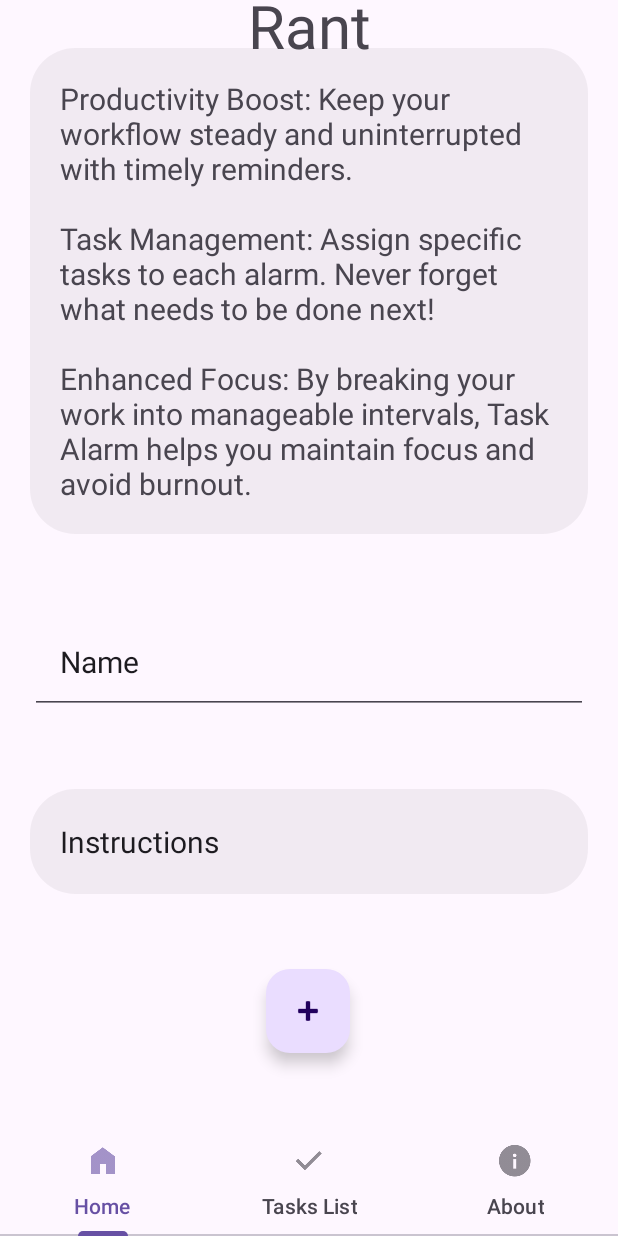
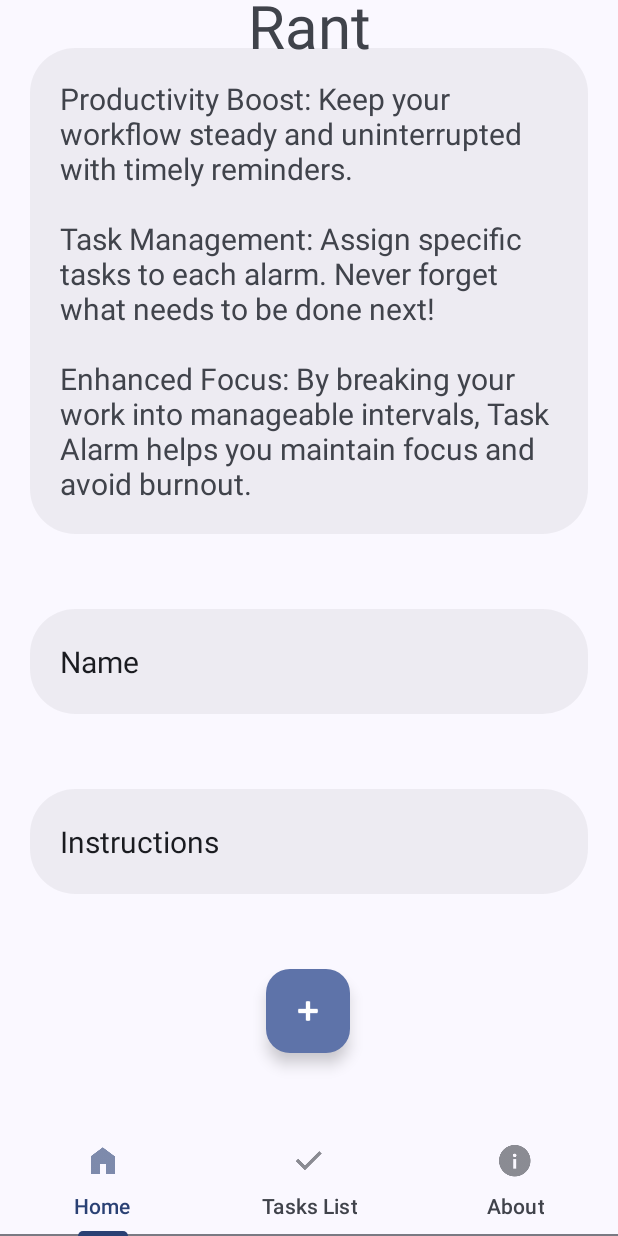
Before and after one commit to Skyghost090/Rant, an Android app: the screen it shows after launch (MainActivity), after a tap on an icon or button, on a phone screen of 412 x 824 dp. Run offline under Robolectric (Android 15) with nearby library versions, the phone set to English and light mode, and no system bars.

Commit message:
Add files via upload

```diff
--- a/app/src/main/java/com/rant/MainActivity.kt
+++ b/app/src/main/java/com/rant/MainActivity.kt
@@ -1,26 +1,26 @@
 package com.rant
 
-import android.app.NotificationChannel
-import android.app.NotificationManager
-import android.content.Context
+import android.content.Intent
+import android.content.pm.ActivityInfo
 import android.content.res.Configuration
 import android.os.Bundle
+import android.view.View
 import android.widget.EditText
+import android.widget.ImageView
 import android.widget.TextView
-import android.widget.Toast
 import androidx.activity.enableEdgeToEdge
 import androidx.appcompat.app.AppCompatActivity
-import androidx.core.app.NotificationCompat
+import androidx.core.content.ContextCompat
 import androidx.core.view.ViewCompat
 import androidx.core.view.WindowInsetsCompat
+import androidx.core.view.isVisible
 import com.google.android.material.floatingactionbutton.FloatingActionButton
-import com.jaredrummler.ktsh.Shell
-
+import com.google.android.material.tabs.TabLayout
 
 class MainActivity : AppCompatActivity() {
     override fun onCreate(savedInstanceState: Bundle?) {
-
         super.onCreate(savedInstanceState)
+        setRequestedOrientation(ActivityInfo.SCREEN_ORIENTATION_PORTRAIT);
         enableEdgeToEdge()
         setContentView(R.layout.activity_main)
         ViewCompat.setOnApplyWindowInsetsListener(findViewById(R.id.main)) { v, insets ->
@@ -31,30 +31,69 @@ class MainActivity : AppCompatActivity() {
         val floatButton_ = findViewById<FloatingActionButton>(R.id.floatingActionButton2)
         val instructionText_ = findViewById<EditText>(R.id.instrucionText)
         val motivationText_ = findViewById<TextView>(R.id.textView)
+        val titleText_ = findViewById<EditText>(R.id.titleText)
+        val tablayout = findViewById<TabLayout>(R.id.tabLayout)
+        val githubAutor = findViewById<ImageView>(R.id.imageView)
+        val appTitle_ = findViewById<TextView>(R.id.textView2)
+
+        fun startNotification(){
+            val serviceIntent = Intent(this, notificationService::class.java)
+            ContextCompat.startForegroundService(this, serviceIntent)
+        }
+        startNotification()
 
         if ((resources.configuration.uiMode and Configuration.UI_MODE_NIGHT_MASK) == Configuration.UI_MODE_NIGHT_YES){
             instructionText_.setBackgroundResource(R.drawable.edittextdark)
             motivationText_.setBackgroundResource(R.drawable.edittextdark)
+            titleText_.setBackgroundResource(R.drawable.edittextdark)
         } else {
             instructionText_.setBackgroundResource(R.drawable.edittextlight)
             motivationText_.setBackgroundResource(R.drawable.edittextlight)
+            titleText_.setBackgroundResource(R.drawable.edittextlight)
         }
 
         floatButton_.setOnClickListener{
-            val notification_ = getSystemService(Context.NOTIFICATION_SERVICE) as NotificationManager
-            val ChannelID = "id"
-            val notificationChannel = NotificationChannel(ChannelID,
-                "Rant",
-                NotificationManager.IMPORTANCE_DEFAULT);
-            notification_.createNotificationChannel(notificationChannel);
+            val sharedPrefs = getSharedPreferences("tasks", MODE_PRIVATE)
+            val tasksPrefs = sharedPrefs.edit()
+            tasksPrefs.putString(titleText_.text.toString(),instructionText_.text.toString())
+            tasksPrefs.apply()
+        }
 
-            val builder = NotificationCompat.Builder(this, ChannelID);
+        fun detectTab() {
+            when(tablayout.selectedTabPosition) {
+                0 -> {
+                    appTitle_.isVisible = true
+                    titleText_.isVisible = true
+                    githubAutor.isVisible = false
+                    instructionText_.isVisible = true
+                    floatButton_.setImageResource(android.R.drawable.ic_input_add)
+                    motivationText_.setText(R.string.motivation_text)
+                    motivationText_.textAlignment = View.TEXT_ALIGNMENT_VIEW_START
+                }
+                1 -> {
+                    startActivity(Intent(this, tasksList::class.java).addFlags(Intent.FLAG_ACTIVITY_NO_ANIMATION).apply {
+                        putExtra("keyIdentifier", "value")
+                    })
+                    tablayout.selectTab(tablayout.getTabAt(0))
+                }
+                2 -> {
+                    appTitle_.isVisible = false
+                    titleText_.isVisible = false
+                    instructionText_.isVisible = false
+                    githubAutor.isVisible = true
+                    floatButton_.setImageResource(R.drawable.ic_action_github)
+                    motivationText_.setText(R.string.about_text)
+                    motivationText_.textAlignment = View.TEXT_ALIGNMENT_CENTER
+                }
+            }
+        }
 
-            builder.setSmallIcon(R.drawable.ic_launcher_background)
-                .setContentTitle("Tasks").setContentText("${instructionText_.text}")
-                .setOngoing(true)
-                .setAutoCancel(false)
-            notification_.notify(1, builder.build())
-        }
+        detectTab()
+
+        tablayout.addOnTabSelectedListener(object : TabLayout.OnTabSelectedListener {
+            override fun onTabSelected(tab: TabLayout.Tab) {detectTab()}
+            override fun onTabUnselected(tab: TabLayout.Tab) {detectTab()}
+            override fun onTabReselected(tab: TabLayout.Tab) {detectTab()}
+        })
     }
 }
--- /dev/null
+++ b/app/src/main/java/com/rant/Style.kt
@@ -0,0 +1,12 @@
+package com.rant
+
+import android.app.Application
+import com.google.android.material.color.DynamicColors
+
+class Style : Application() {
+    override fun onCreate() {
+        super.onCreate()
+        DynamicColors.applyToActivitiesIfAvailable(this)
+    }
+
+}
--- /dev/null
+++ b/app/src/main/java/com/rant/tasks.kt
@@ -0,0 +1,3 @@
+package com.rant
+
+data class tasks(val name: String, val instruction_: String)
```
Also changed, not shown: app/src/main/java/com/rant/notificationService.kt (added, +61 -0 lines), app/src/main/java/com/rant/tasksAdapter.kt (added, +34 -0 lines), app/src/main/java/com/rant/tasksList.kt (added, +55 -0 lines), app/src/main/java/com/rant/tasksViewHolder.kt (added, +12 -0 lines).
